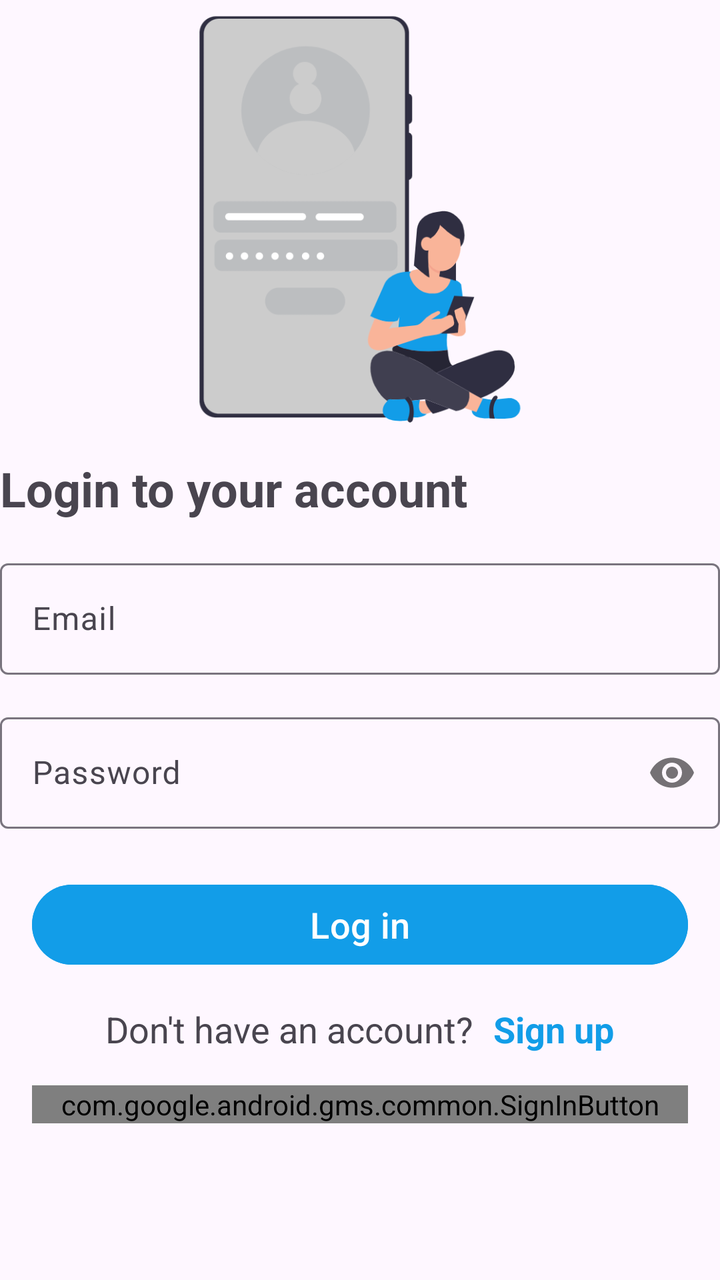
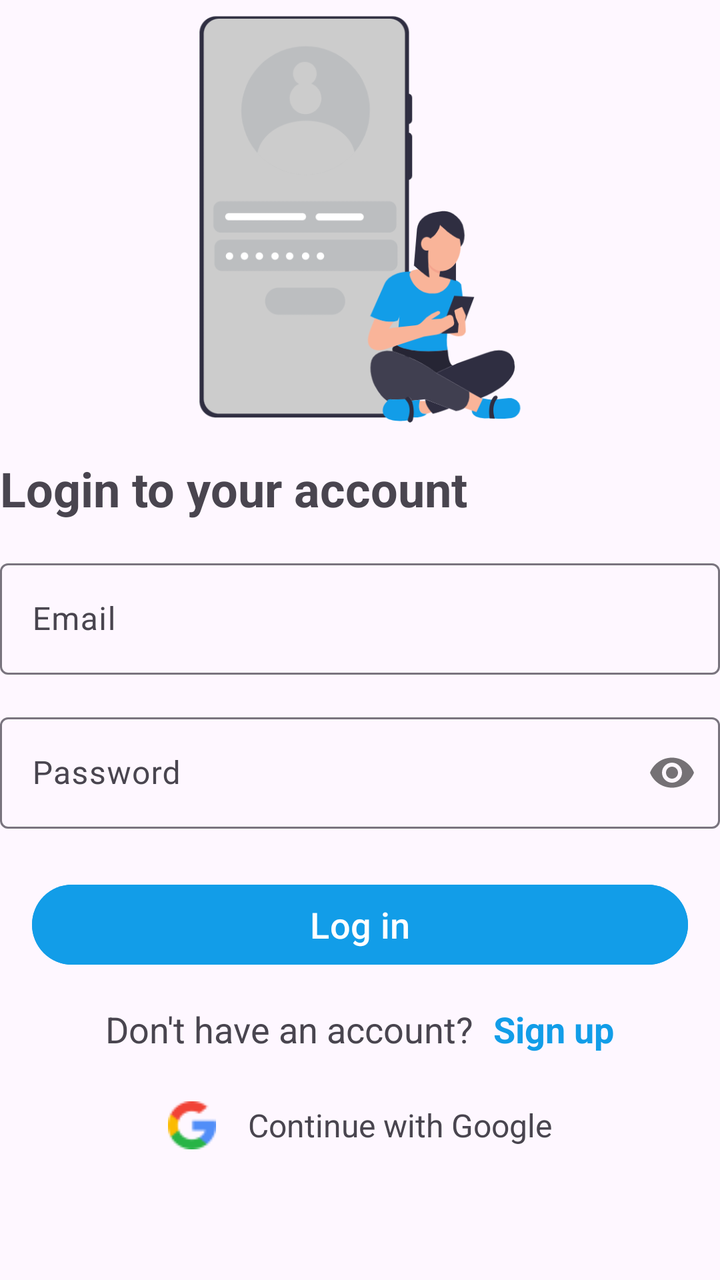

An Android layout rendered at two revisions. The XML below is the earlier revision; the diff shows what the commit changed to produce the second picture.
<!-- AndroidManifest.xml: application theme Theme.MSApplication -->
<!-- res/layout/activity_login.xml -->
<?xml version="1.0" encoding="utf-8"?>
<androidx.constraintlayout.widget.ConstraintLayout
    xmlns:android="http://schemas.android.com/apk/res/android"
    xmlns:app="http://schemas.android.com/apk/res-auto"
    xmlns:tools="http://schemas.android.com/tools"
    android:layout_width="match_parent"
    android:layout_height="match_parent"
    android:layout_marginHorizontal="16dp"
    tools:context=".LoginActivity">

    <ImageView
        android:id="@+id/image"
        android:layout_width="match_parent"
        android:layout_height="220dp"
        android:src="@drawable/login_img"
        app:layout_constraintEnd_toEndOf="parent"
        app:layout_constraintStart_toStartOf="parent"
        app:layout_constraintTop_toTopOf="parent"
        />

    <TextView
        android:id="@+id/login_tv"
        android:layout_width="match_parent"
        android:layout_height="wrap_content"
        android:textSize="24sp"
        android:textStyle="bold"
        android:text="Login to your account"
        app:layout_constraintEnd_toEndOf="parent"
        app:layout_constraintStart_toStartOf="parent"
        app:layout_constraintTop_toBottomOf="@id/image"
        android:paddingVertical="8dp"
        />

    <com.google.android.material.textfield.TextInputLayout
        android:id="@+id/email_ed"
        android:layout_width="match_parent"
        android:layout_height="wrap_content"
        app:layout_constraintEnd_toEndOf="parent"
        app:layout_constraintStart_toStartOf="parent"
        app:layout_constraintTop_toBottomOf="@id/login_tv"
        android:paddingVertical="8dp"
        style="@style/Widget.Material3.TextInputLayout.OutlinedBox">

        <com.google.android.material.textfield.TextInputEditText
            android:id="@+id/email"
            android:layout_width="match_parent"
            android:layout_height="wrap_content"
            android:inputType="textEmailAddress"
            android:hint="Email"/>

    </com.google.android.material.textfield.TextInputLayout>

    <com.google.android.material.textfield.TextInputLayout
        android:id="@+id/password_ed"
        android:layout_width="match_parent"
        android:layout_height="wrap_content"
        app:layout_constraintEnd_toEndOf="parent"
        app:layout_constraintStart_toStartOf="parent"
        app:layout_constraintTop_toBottomOf="@id/email_ed"
        android:paddingVertical="8dp"
        app:passwordToggleEnabled="true"
        style="@style/Widget.Material3.TextInputLayout.OutlinedBox">

        <com.google.android.material.textfield.TextInputEditText
            android:id="@+id/password"
            android:layout_width="match_parent"
            android:layout_height="wrap_content"
            android:inputType="textPassword"
            android:hint="Password"/>

    </com.google.android.material.textfield.TextInputLayout>

    <Button
        android:id="@+id/login_btn"
        android:layout_width="match_parent"
        android:layout_height="wrap_content"
        app:layout_constraintEnd_toEndOf="parent"
        app:layout_constraintStart_toStartOf="parent"
        app:layout_constraintTop_toBottomOf="@id/password_ed"
        android:layout_margin="16dp"
        android:textSize="18sp"
        android:text="Log in"
        android:backgroundTint="@color/PrimaryColor" />

    <LinearLayout
        android:id="@+id/do_not_have_an_account_tv"
        android:layout_width="match_parent"
        android:layout_height="wrap_content"
        android:orientation="horizontal"
        app:layout_constraintEnd_toEndOf="parent"
        app:layout_constraintStart_toStartOf="parent"
        app:layout_constraintTop_toBottomOf="@id/login_btn"
        android:layout_marginTop="16dp"
        android:gravity="center">

        <TextView
            android:layout_width="wrap_content"
            android:layout_height="wrap_content"
            android:textSize="18sp"
            android:text="Don't have an account?"/>

        <TextView
            android:id="@+id/sign_in_tv"
            android:layout_width="wrap_content"
            android:layout_height="wrap_content"
            android:textSize="18sp"
            android:textStyle="bold"
            android:layout_marginLeft="10dp"
            android:textColor="@color/PrimaryColor"
            android:text="Sign up"/>

    </LinearLayout>

    <com.google.android.gms.common.SignInButton
        android:id="@+id/google_sign_in_button"
        android:layout_width="match_parent"
        android:layout_height="wrap_content"
        android:layout_gravity="center_horizontal"
        android:layout_margin="16dp"
        app:layout_constraintEnd_toEndOf="parent"
        app:layout_constraintStart_toStartOf="parent"
        app:layout_constraintTop_toBottomOf="@id/do_not_have_an_account_tv" />

</androidx.constraintlayout.widget.ConstraintLayout>
<!-- resources referenced by this layout -->
<resources>
  <color name="PrimaryColor">#129DE8</color>
  <!-- drawable login_img: png bitmap (drawable, 48574 bytes) -->
  <style name="Theme.MSApplication" parent="Base.Theme.MSApplication" />
  <style name="Base.Theme.MSApplication" parent="Theme.Material3.DayNight.NoActionBar">
          
          
          <item name="colorPrimary">@color/Cinnabar</item>
          <item name="colorPrimaryVariant">@color/Jaffa</item>
          <item name="android:statusBarColor">@color/PrimaryColor</item>
      </style>
  <color name="Cinnabar">#129DE8</color>
  <color name="Jaffa">#129DE8</color>
</resources>

<!-- the commit's change to res/layout/activity_login.xml (unified diff, before → after) -->
@@ -105,20 +105,41 @@
             android:layout_height="wrap_content"
             android:textSize="18sp"
             android:textStyle="bold"
-            android:layout_marginLeft="10dp"
+            android:layout_marginStart="10dp"
             android:textColor="@color/PrimaryColor"
             android:text="Sign up"/>
 
     </LinearLayout>
 
-    <com.google.android.gms.common.SignInButton
-        android:id="@+id/google_sign_in_button"
+    <LinearLayout
+        android:id="@+id/google_sign_up_button"
         android:layout_width="match_parent"
         android:layout_height="wrap_content"
-        android:layout_gravity="center_horizontal"
-        android:layout_margin="16dp"
+        android:orientation="horizontal"
+        android:layout_marginHorizontal="16dp"
+        android:layout_marginTop="24dp"
+        android:gravity="center"
+        android:background="?android:attr/selectableItemBackground"
+        android:clickable="true"
+        android:focusable="true"
         app:layout_constraintEnd_toEndOf="parent"
         app:layout_constraintStart_toStartOf="parent"
-        app:layout_constraintTop_toBottomOf="@id/do_not_have_an_account_tv" />
+        app:layout_constraintTop_toBottomOf="@id/do_not_have_an_account_tv">
+
+        <ImageView
+            android:layout_width="24dp"
+            android:layout_height="24dp"
+            android:src="@drawable/ic_google"
+            android:contentDescription="Google Logo"
+            android:layout_gravity="center"
+            android:layout_marginEnd="16dp"/>
+
+        <TextView
+            android:layout_width="wrap_content"
+            android:layout_height="wrap_content"
+            android:text="Continue with Google"
+            android:textSize="16sp"/>
+    </LinearLayout>
+
 
 </androidx.constraintlayout.widget.ConstraintLayout>
<!-- resource entries referenced after the edit -->
@@ -1,6 +1,7 @@
 <!-- resources referenced by this layout -->
 <resources>
   <color name="PrimaryColor">#129DE8</color>
+  <!-- drawable ic_google: png bitmap (drawable, 960 bytes) -->
   <!-- drawable login_img: png bitmap (drawable, 48574 bytes) -->
   <style name="Theme.MSApplication" parent="Base.Theme.MSApplication" />
   <style name="Base.Theme.MSApplication" parent="Theme.Material3.DayNight.NoActionBar">
